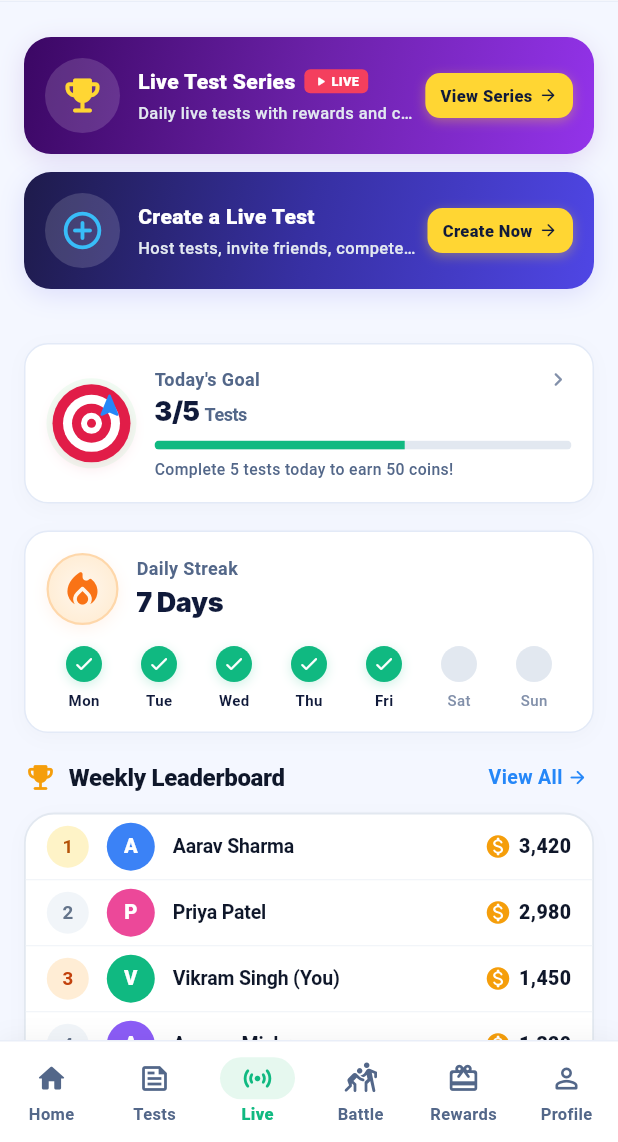
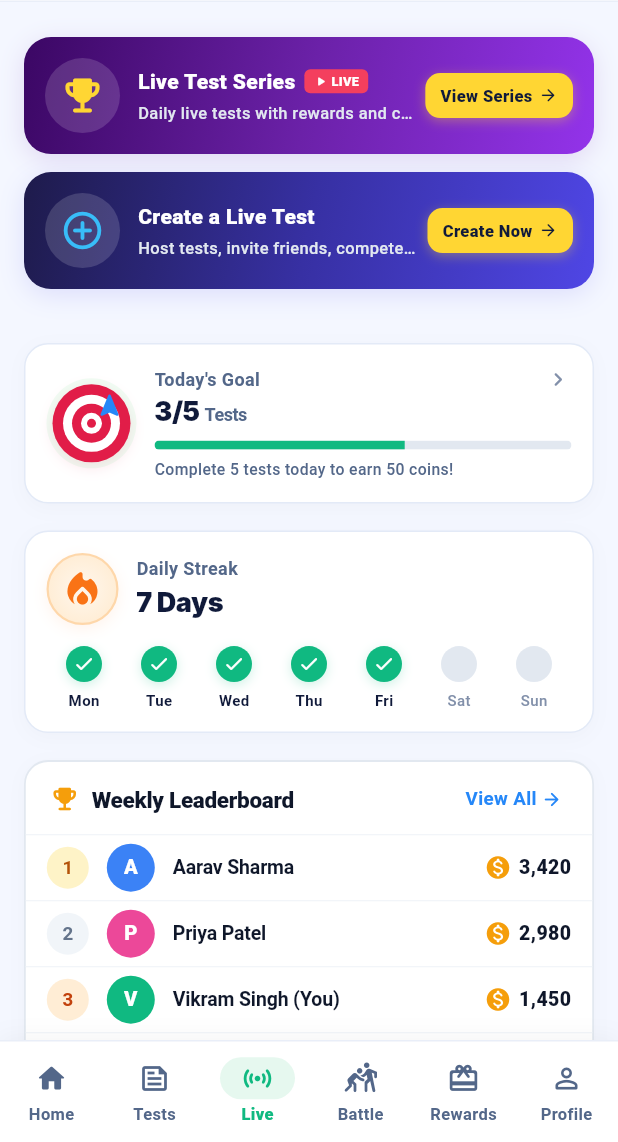
Before and after one commit to anandsawre/Rankearn, a Flutter app: the screen it shows after launch, item 3 of the bottom bar chosen, scrolled down 1152 dp, on a phone screen of 412 x 824 dp, the part 94-1236 px from its top. Run offline on Flutter 3.47's test engine with Material 3 defaults, Android fonts, the phone set to English and light mode, and no system bars; our stand-ins replace flutter_riverpod, supabase_flutter; accounts and stored records are empty; Roboto replaces fonts that are missing (Inter); key blocks and very long unbroken strings in the code were emptied for the run.

Commit message:
feat(ui): place leaderboard header and View All button inside the card container across all tabs

```diff
--- a/apps/user_app/lib/features/tests/test_series_screen.dart
+++ b/apps/user_app/lib/features/tests/test_series_screen.dart
@@ -1549,10 +1549,24 @@ class _TestSeriesScreenState extends State<TestSeriesScreen> {
 
   // --- Right Sidebar: 4. Top Performers ---
   Widget _buildTopPerformersSection() {
-    return Column(
-      crossAxisAlignment: CrossAxisAlignment.start,
-      children: [
-        Row(
+    return Container(
+      decoration: BoxDecoration(
+        color: Colors.white,
+        borderRadius: BorderRadius.circular(18),
+        border: Border.all(color: const Color(0xFFE3EAF7), width: 1.2),
+        boxShadow: const [
+          BoxShadow(
+            color: Color(0x06101A3A),
+            blurRadius: 10,
+            offset: Offset(0, 3),
+          ),
+        ],
+      ),
+      child: Column(
+        children: [
+          Padding(
+            padding: const EdgeInsets.fromLTRB(14, 14, 14, 10),
+            child: Row(
               mainAxisAlignment: MainAxisAlignment.spaceBetween,
               children: [
                 Expanded(
@@ -1564,7 +1578,7 @@ class _TestSeriesScreenState extends State<TestSeriesScreen> {
                         child: Text(
                           'Top Performers',
                           style: TextStyle(
-                        fontSize: 16,
+                            fontSize: 15,
                             fontWeight: FontWeight.w900,
                             color: AppColors.textPrimary,
                           ),
@@ -1603,21 +1617,10 @@ class _TestSeriesScreenState extends State<TestSeriesScreen> {
                 ),
               ],
             ),
-        const SizedBox(height: 12),
-        Container(
-          padding: const EdgeInsets.symmetric(horizontal: 14, vertical: 10),
-          decoration: BoxDecoration(
-            color: Colors.white,
-            borderRadius: BorderRadius.circular(18),
-            border: Border.all(color: const Color(0xFFE3EAF7), width: 1.2),
-            boxShadow: const [
-              BoxShadow(
-                color: Color(0x06101A3A),
-                blurRadius: 10,
-                offset: Offset(0, 3),
-              ),
-            ],
-          ),
+          ),
+          const Divider(height: 1, thickness: 0.8, color: Color(0xFFF1F5F9)),
+          Padding(
+            padding: const EdgeInsets.symmetric(horizontal: 14, vertical: 8),
             child: Column(
               children: [
                 _buildLeaderboardRow(
@@ -1723,6 +1726,7 @@ class _TestSeriesScreenState extends State<TestSeriesScreen> {
           ),
         ),
       ],
+    ),
   );
 }
 
--- a/packages/design_system/lib/components/cards/weekly_leaderboard_card.dart
+++ b/packages/design_system/lib/components/cards/weekly_leaderboard_card.dart
@@ -255,12 +255,31 @@ class WeeklyLeaderboardCard extends StatelessWidget {
 
   @override
   Widget build(BuildContext context) {
-    return Column(
+    return Container(
+      decoration: BoxDecoration(
+        color: Colors.white,
+        borderRadius: BorderRadius.circular(16),
+        border: Border.all(
+          color: const Color(0xFFE2E8F0),
+          width: 1.2,
+        ),
+        boxShadow: const [
+          BoxShadow(
+            color: Color(0x06000000),
+            blurRadius: 10,
+            offset: Offset(0, 3),
+          ),
+        ],
+      ),
+      clipBehavior: Clip.antiAlias,
+      child: Column(
         crossAxisAlignment: CrossAxisAlignment.start,
         mainAxisSize: MainAxisSize.min,
         children: [
-        // 1. Header Row (Outside the card matching reference design)
-        Row(
+          // Header Row Inside the Card
+          Padding(
+            padding: const EdgeInsets.fromLTRB(16, 14, 16, 12),
+            child: Row(
               mainAxisAlignment: MainAxisAlignment.spaceBetween,
               children: [
                 Expanded(
@@ -270,14 +289,14 @@ class WeeklyLeaderboardCard extends StatelessWidget {
                       const Icon(
                         Icons.emoji_events_rounded,
                         color: Color(0xFFF59E0B),
-                    size: 22,
+                        size: 20,
                       ),
                       const SizedBox(width: 8),
                       Flexible(
                         child: Text(
                           title,
                           style: const TextStyle(
-                        fontSize: 16,
+                            fontSize: 15,
                             fontWeight: FontWeight.w900,
                             color: Color(0xFF0F172A),
                             letterSpacing: -0.2,
@@ -303,7 +322,7 @@ class WeeklyLeaderboardCard extends StatelessWidget {
                             Text(
                               'View All',
                               style: TextStyle(
-                            fontSize: 13,
+                                fontSize: 12.5,
                                 fontWeight: FontWeight.w700,
                                 color: Color(0xFF2587F8),
                               ),
@@ -321,28 +340,14 @@ class WeeklyLeaderboardCard extends StatelessWidget {
                   ),
               ],
             ),
-        const SizedBox(height: 12),
+          ),
+          const Divider(
+            height: 1,
+            thickness: 0.8,
+            color: Color(0xFFF1F5F9),
+          ),
 
-        // 2. White Card Container with 10 Rank Rows & Dividers
-        Container(
-          decoration: BoxDecoration(
-            color: Colors.white,
-            borderRadius: BorderRadius.circular(20),
-            border: Border.all(
-              color: const Color(0xFFE2E8F0),
-              width: 1.2,
-            ),
-            boxShadow: const [
-              BoxShadow(
-                color: Color(0x06000000),
-                blurRadius: 10,
-                offset: Offset(0, 3),
-              ),
-            ],
-          ),
-          clipBehavior: Clip.antiAlias,
-          child: Column(
-            children: [
+          // User list rows & dividers
           for (int i = 0; i < topUsers.length; i++) ...[
             LeaderboardRow(
               rank: topUsers[i]['rank'] as int,
@@ -363,8 +368,6 @@ class WeeklyLeaderboardCard extends StatelessWidget {
           ],
         ],
       ),
-        ),
-      ],
     );
   }
 }
```
Lines whose indentation alone changed are shown as unchanged.
